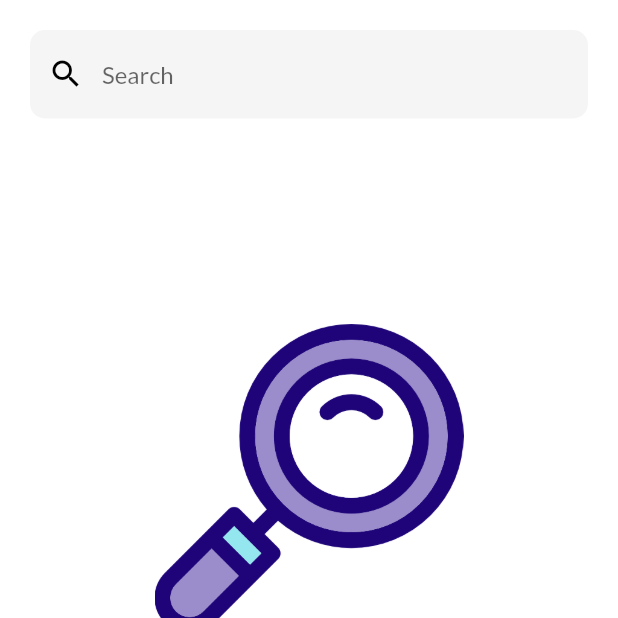
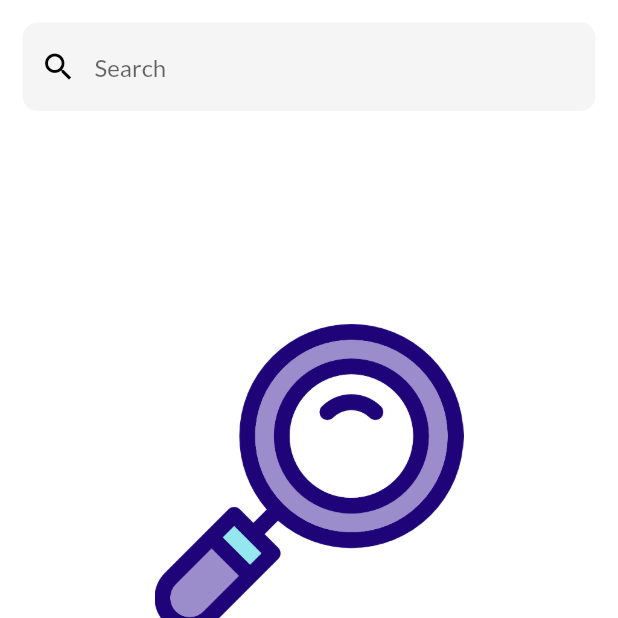
Before and after one commit to adarshbalu/moooviex, a Flutter app: the screen it shows after launch, on a phone screen of 412 x 824 dp, the top half of it. Run offline on Flutter 3.47's test engine with Material 2 defaults, Android fonts, the phone set to English and light mode, and no system bars; our stand-ins replace bloc, equatable, google_fonts.

Commit message:
Added bloc files , model and repository

```diff
--- /dev/null
+++ b/lib/bloc/bloc.dart
@@ -0,0 +1,3 @@
+export 'movie_bloc.dart';
+export 'movie_event.dart';
+export 'movie_state.dart';
--- /dev/null
+++ b/lib/bloc/movie_bloc.dart
@@ -0,0 +1,17 @@
+import 'dart:async';
+
+import 'package:bloc/bloc.dart';
+
+import 'bloc.dart';
+
+class MovieBloc extends Bloc<MovieEvent, MovieState> {
+  @override
+  MovieState get initialState => InitialMovieState();
+
+  @override
+  Stream<MovieState> mapEventToState(
+    MovieEvent event,
+  ) async* {
+    // TODO: Add Logic
+  }
+}
--- /dev/null
+++ b/lib/bloc/movie_event.dart
@@ -0,0 +1,5 @@
+import 'package:equatable/equatable.dart';
+
+abstract class MovieEvent extends Equatable {
+  const MovieEvent();
+}
--- /dev/null
+++ b/lib/bloc/movie_state.dart
@@ -0,0 +1,10 @@
+import 'package:equatable/equatable.dart';
+
+abstract class MovieState extends Equatable {
+  const MovieState();
+}
+
+class InitialMovieState extends MovieState {
+  @override
+  List<Object> get props => [];
+}
--- /dev/null
+++ b/lib/models/movie.dart
@@ -0,0 +1,91 @@
+import 'package:equatable/equatable.dart';
+
+class Movie extends Equatable {
+  final String title,
+      year,
+      released,
+      runTime,
+      genre,
+      director,
+      writer,
+      actors,
+      plot,
+      language,
+      country,
+      awards,
+      posterURL,
+      rated,
+      metaScore,
+      imdbRating,
+      imdbVotes,
+      imdbID,
+      type,
+      dvd,
+      boxOffice,
+      production,
+      website,
+      response,
+      totalResults,
+      error;
+  final ratings;
+
+  Movie(
+      {this.totalResults,
+      this.error,
+      this.title,
+      this.year,
+      this.released,
+      this.runTime,
+      this.genre,
+      this.director,
+      this.writer,
+      this.actors,
+      this.plot,
+      this.language,
+      this.country,
+      this.awards,
+      this.posterURL,
+      this.rated,
+      this.metaScore,
+      this.imdbRating,
+      this.imdbVotes,
+      this.imdbID,
+      this.type,
+      this.dvd,
+      this.boxOffice,
+      this.production,
+      this.website,
+      this.response,
+      this.ratings});
+
+  @override
+  List<Object> get props => [
+        title,
+        year,
+        released,
+        runTime,
+        genre,
+        director,
+        writer,
+        actors,
+        plot,
+        language,
+        country,
+        awards,
+        posterURL,
+        rated,
+        metaScore,
+        imdbRating,
+        imdbVotes,
+        imdbID,
+        type,
+        dvd,
+        boxOffice,
+        production,
+        website,
+        response,
+        ratings,
+        totalResults,
+        error
+      ];
+}
--- a/lib/screens/home/home_screen.dart
+++ b/lib/screens/home/home_screen.dart
@@ -2,7 +2,6 @@ import 'package:flutter/cupertino.dart';
 import 'package:flutter/material.dart';
 import 'package:flutter/painting.dart';
 import 'package:moooviex/utits/constants.dart';
-import 'package:moooviex/widgets/search_box.dart';
 
 class HomeScreen extends StatefulWidget {
   @override
@@ -10,6 +9,14 @@ class HomeScreen extends StatefulWidget {
 }
 
 class _HomeScreenState extends State<HomeScreen> {
+  TextEditingController controller;
+  final _searchKey = GlobalKey<FormState>();
+  @override
+  void initState() {
+    controller = TextEditingController();
+    super.initState();
+  }
+
   @override
   Widget build(BuildContext context) {
     return Scaffold(
@@ -19,9 +26,67 @@ class _HomeScreenState extends State<HomeScreen> {
             children: <Widget>[
               Stack(
                 children: <Widget>[
-                  Padding(
-                    padding: const EdgeInsets.all(20.0),
-                    child: SearchBox(),
+                  Container(
+                    margin: EdgeInsets.all(15),
+                    alignment: Alignment.center,
+                    color: Colors.white,
+                    child: Form(
+                      key: _searchKey,
+                      child: TextFormField(
+                        controller: controller,
+                        decoration: InputDecoration(
+                          fillColor: Colors.grey.shade100,
+                          filled: true,
+                          prefixIcon: Icon(
+                            Icons.search,
+                            color: Colors.black,
+                          ),
+                          hintText: 'Search',
+                          border: OutlineInputBorder(
+                            borderRadius:
+                                BorderRadius.all(Radius.circular(10.0)),
+                            borderSide: BorderSide(color: Colors.transparent),
+                          ),
+                          focusedBorder: OutlineInputBorder(
+                            borderRadius:
+                                BorderRadius.all(Radius.circular(10.0)),
+                            borderSide: BorderSide(color: Colors.transparent),
+                          ),
+                          errorBorder: OutlineInputBorder(
+                            borderRadius:
+                                BorderRadius.all(Radius.circular(10.0)),
+                            borderSide: BorderSide(color: Colors.transparent),
+                          ),
+                          focusedErrorBorder: OutlineInputBorder(
+                            borderRadius:
+                                BorderRadius.all(Radius.circular(10.0)),
+                            borderSide: BorderSide(color: Colors.transparent),
+                          ),
+                          enabledBorder: OutlineInputBorder(
+                            borderRadius:
+                                BorderRadius.all(Radius.circular(10.0)),
+                            borderSide: BorderSide(color: Colors.transparent),
+                          ),
+                          errorStyle: TextStyle(color: Colors.grey),
+                        ),
+                        onChanged: (v) {
+                          _searchKey.currentState.validate();
+                        },
+                        validator: (value) {
+                          if (value == '') {
+                            return null;
+                          }
+                          if (value.isEmpty) {
+                            return 'Please enter keyword to search';
+                          }
+
+                          if (value.length < 4) {
+                            return 'Please enter more than 4 characters';
+                          }
+                          return null;
+                        },
+                      ),
+                    ),
                   ),
                   SizedBox(
                     height: MediaQuery.of(context).size.height / 4,
@@ -56,4 +121,10 @@ class _HomeScreenState extends State<HomeScreen> {
       ),
     );
   }
+
+  @override
+  void dispose() {
+    controller.dispose();
+    super.dispose();
+  }
 }
--- /dev/null
+++ b/lib/services/repository.dart
@@ -0,0 +1,25 @@
+import 'package:moooviex/models/movie.dart';
+
+abstract class AbstractMovieRepository {
+  Future<Movie> searchMovie({String title, String type, String year, int page});
+  Future<Movie> getMovieDetails(
+      {String imdbID, String title, String type, String year, String plot});
+}
+
+class MovieRepository implements AbstractMovieRepository {
+  @override
+  Future<Movie> getMovieDetails(
+      {String imdbID, String title, String type, String year, String plot}) {
+    // TODO: implement getMovieDetails
+    throw UnimplementedError();
+  }
+
+  @override
+  Future<Movie> searchMovie(
+      {String title, String type, String year, int page}) {
+    // TODO: implement searchMovie
+    throw UnimplementedError();
+  }
+}
+
+class NetworkError extends Error {}
--- a/lib/utits/constants.dart
+++ b/lib/utits/constants.dart
@@ -7,3 +7,7 @@ const String kSearchImage = 'assets/images/search.png';
 const TextStyle kHeading = TextStyle(fontSize: 26, fontWeight: FontWeight.w700);
 const TextStyle kBodyText =
     TextStyle(fontSize: 19, fontWeight: FontWeight.w300);
+
+enum Plot { short, full }
+
+enum Type { movie, series, episode }
--- a/pubspec.yaml
+++ b/pubspec.yaml
@@ -31,6 +31,7 @@ dependencies:
   http: ^0.12.1
   flutter_bloc: ^4.0.1
   google_fonts: ^1.1.0
+  equatable: ^1.2.0
 
 dev_dependencies:
   flutter_test:
```
Also changed, not shown: pubspec.lock, 14 other files.
